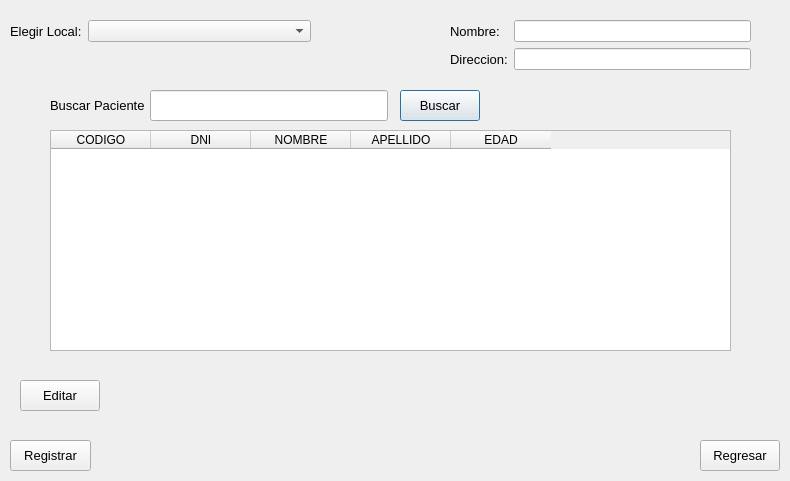
JMOrbegoso/USS-2021-II-PP, file PAF_GUI/PAF_GRAFICA/gui/gestionarpaciente.ui: the form before one commit.
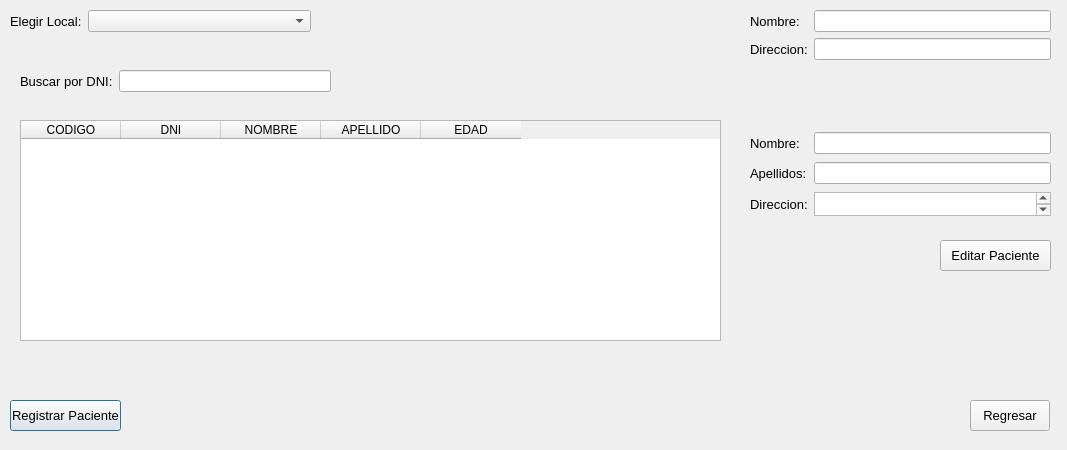
The form after the commit.

```diff
--- a/PAF_GUI/PAF_GRAFICA/gui/gestionarpaciente.ui
+++ b/PAF_GUI/PAF_GRAFICA/gui/gestionarpaciente.ui
@@ -6,8 +6,8 @@
    <rect>
     <x>0</x>
     <y>0</y>
-    <width>790</width>
-    <height>481</height>
+    <width>1067</width>
+    <height>450</height>
    </rect>
   </property>
   <property name="windowTitle">
@@ -16,33 +16,12 @@
   <property name="modal">
    <bool>false</bool>
   </property>
-  <widget class="QPushButton" name="buscarPacienteCmd">
-   <property name="enabled">
-    <bool>true</bool>
-   </property>
-   <property name="geometry">
-    <rect>
-     <x>400</x>
-     <y>90</y>
-     <width>80</width>
-     <height>31</height>
-    </rect>
-   </property>
-   <property name="font">
-    <font>
-     <pointsize>10</pointsize>
-    </font>
-   </property>
-   <property name="text">
-    <string>Buscar</string>
-   </property>
-  </widget>
   <widget class="QPushButton" name="registrarPacienteCmd">
    <property name="geometry">
     <rect>
      <x>10</x>
-     <y>440</y>
-     <width>81</width>
+     <y>400</y>
+     <width>111</width>
      <height>31</height>
     </rect>
    </property>
@@ -52,14 +31,14 @@
     </font>
    </property>
    <property name="text">
-    <string>Registrar</string>
+    <string>Registrar Paciente</string>
    </property>
   </widget>
   <widget class="QPushButton" name="regresarCmd">
    <property name="geometry">
     <rect>
-     <x>700</x>
-     <y>440</y>
+     <x>970</x>
+     <y>400</y>
      <width>80</width>
      <height>31</height>
     </rect>
@@ -79,9 +58,9 @@
    </property>
    <property name="geometry">
     <rect>
-     <x>20</x>
-     <y>380</y>
-     <width>80</width>
+     <x>940</x>
+     <y>240</y>
+     <width>111</width>
      <height>31</height>
     </rect>
    </property>
@@ -91,45 +70,14 @@
     </font>
    </property>
    <property name="text">
-    <string>Editar</string>
-   </property>
-  </widget>
-  <widget class="QLineEdit" name="buscarPacienteTxt">
-   <property name="enabled">
-    <bool>true</bool>
-   </property>
-   <property name="geometry">
-    <rect>
-     <x>150</x>
-     <y>90</y>
-     <width>238</width>
-     <height>31</height>
-    </rect>
-   </property>
-  </widget>
-  <widget class="QLabel" name="label">
-   <property name="geometry">
-    <rect>
-     <x>50</x>
-     <y>90</y>
-     <width>95</width>
-     <height>31</height>
-    </rect>
-   </property>
-   <property name="font">
-    <font>
-     <pointsize>10</pointsize>
-    </font>
-   </property>
-   <property name="text">
-    <string>Buscar Paciente:</string>
+    <string>Editar Paciente</string>
    </property>
   </widget>
   <widget class="QWidget" name="formLayoutWidget">
    <property name="geometry">
     <rect>
      <x>10</x>
-     <y>20</y>
+     <y>10</y>
      <width>301</width>
      <height>31</height>
     </rect>
@@ -148,16 +96,20 @@
      </widget>
     </item>
     <item row="0" column="1">
-     <widget class="QComboBox" name="elegirLocalCbox"/>
+     <widget class="QComboBox" name="elegirLocalCbox">
+      <property name="currentText">
+       <string/>
+      </property>
+     </widget>
     </item>
    </layout>
   </widget>
   <widget class="QTableWidget" name="mostrarPacienteTwidget">
    <property name="geometry">
     <rect>
-     <x>50</x>
-     <y>130</y>
-     <width>681</width>
+     <x>20</x>
+     <y>120</y>
+     <width>701</width>
      <height>221</height>
     </rect>
    </property>
@@ -190,25 +142,13 @@
   <widget class="QWidget" name="formLayoutWidget_2">
    <property name="geometry">
     <rect>
-     <x>450</x>
-     <y>20</y>
+     <x>750</x>
+     <y>10</y>
      <width>301</width>
      <height>52</height>
     </rect>
    </property>
    <layout class="QFormLayout" name="formLayout_2">
-    <item row="1" column="0">
-     <widget class="QLabel" name="label_3">
-      <property name="font">
-       <font>
-        <pointsize>10</pointsize>
-       </font>
-      </property>
-      <property name="text">
-       <string>Direccion:</string>
-      </property>
-     </widget>
-    </item>
     <item row="1" column="1">
      <widget class="QLineEdit" name="direccionTxt">
       <property name="readOnly">
@@ -235,6 +175,113 @@
       </property>
      </widget>
     </item>
+    <item row="1" column="0">
+     <widget class="QLabel" name="label_3">
+      <property name="font">
+       <font>
+        <pointsize>10</pointsize>
+       </font>
+      </property>
+      <property name="text">
+       <string>Direccion:</string>
+      </property>
+     </widget>
+    </item>
+   </layout>
+  </widget>
+  <widget class="QWidget" name="formLayoutWidget_3">
+   <property name="geometry">
+    <rect>
+     <x>20</x>
+     <y>70</y>
+     <width>311</width>
+     <height>31</height>
+    </rect>
+   </property>
+   <layout class="QFormLayout" name="formLayout_3">
+    <item row="0" column="0">
+     <widget class="QLabel" name="label">
+      <property name="font">
+       <font>
+        <pointsize>10</pointsize>
+       </font>
+      </property>
+      <property name="text">
+       <string>Buscar por DNI:</string>
+      </property>
+     </widget>
+    </item>
+    <item row="0" column="1">
+     <widget class="QLineEdit" name="buscarPacienteTxt">
+      <property name="enabled">
+       <bool>true</bool>
+      </property>
+     </widget>
+    </item>
+   </layout>
+  </widget>
+  <widget class="QWidget" name="formLayoutWidget_4">
+   <property name="geometry">
+    <rect>
+     <x>750</x>
+     <y>130</y>
+     <width>301</width>
+     <height>91</height>
+    </rect>
+   </property>
+   <layout class="QFormLayout" name="formLayout_4">
+    <item row="0" column="0">
+     <widget class="QLabel" name="label_5">
+      <property name="font">
+       <font>
+        <pointsize>10</pointsize>
+       </font>
+      </property>
+      <property name="text">
+       <string>Nombre:</string>
+      </property>
+     </widget>
+    </item>
+    <item row="0" column="1">
+     <widget class="QLineEdit" name="editarNombreTxt"/>
+    </item>
+    <item row="1" column="0">
+     <widget class="QLabel" name="label_6">
+      <property name="font">
+       <font>
+        <pointsize>10</pointsize>
+       </font>
+      </property>
+      <property name="text">
+       <string>Apellidos:</string>
+      </property>
+     </widget>
+    </item>
+    <item row="1" column="1">
+     <widget class="QLineEdit" name="apellidosTxt"/>
+    </item>
+    <item row="2" column="0">
+     <widget class="QLabel" name="label_7">
+      <property name="font">
+       <font>
+        <pointsize>10</pointsize>
+       </font>
+      </property>
+      <property name="text">
+       <string>Direccion:</string>
+      </property>
+     </widget>
+    </item>
+    <item row="2" column="1">
+     <widget class="QPlainTextEdit" name="plainTextEdit">
+      <property name="maximumSize">
+       <size>
+        <width>16777215</width>
+        <height>24</height>
+       </size>
+      </property>
+     </widget>
+    </item>
    </layout>
   </widget>
  </widget>
```
Left out of the diff: 6 changed lines with no effect on the pictures.
